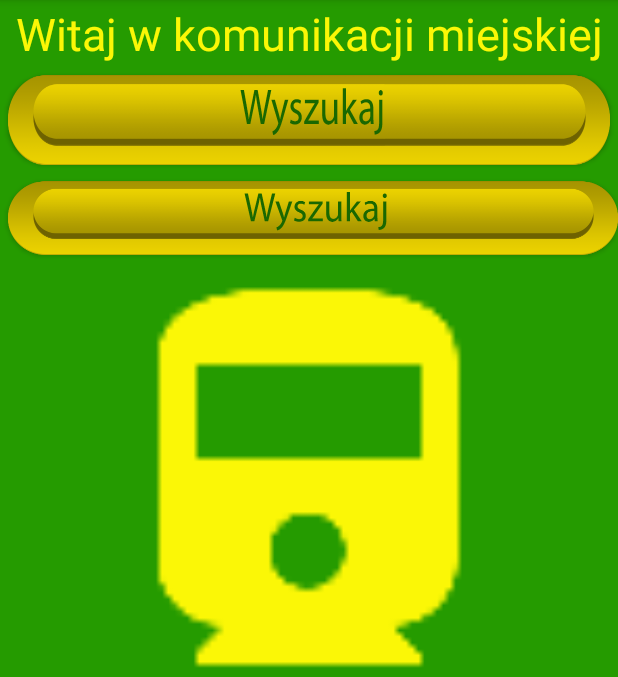
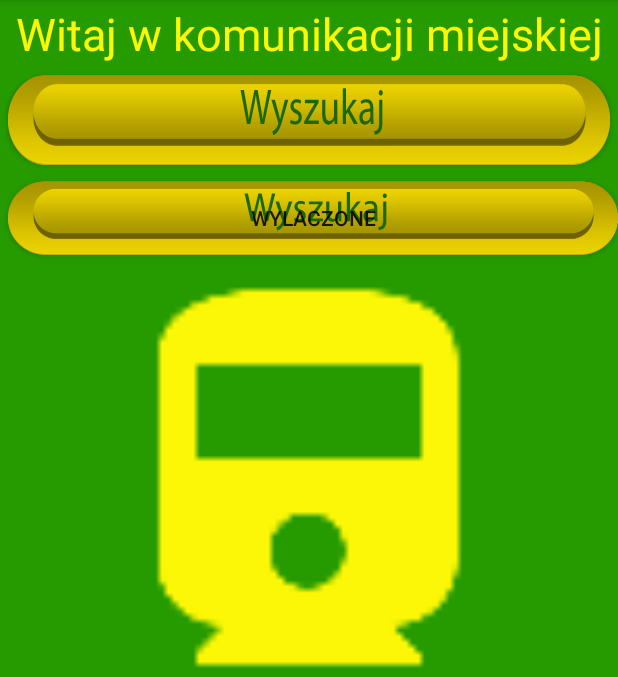
Before and after one commit to Akwarski/BIMBAspotted, an Android app: the screen it shows after launch (TutorialActivity), on a phone screen of 412 x 824 dp, the part 84-761 px from its top. Run offline under Robolectric (Android 15) with nearby library versions, the light colour scheme and no system bars.

Commit message:
textOff add

```diff
--- a/app/src/main/res/layout/activity_tutorial.xml
+++ b/app/src/main/res/layout/activity_tutorial.xml
@@ -48,7 +48,7 @@
             android:layout_marginLeft="5dp"
             android:layout_marginTop="5dp"
             android:background="@drawable/custom_button"
-            android:textOff=""
+            android:textOff="Wylaczone"
             android:textOn="" />
 
 
```
